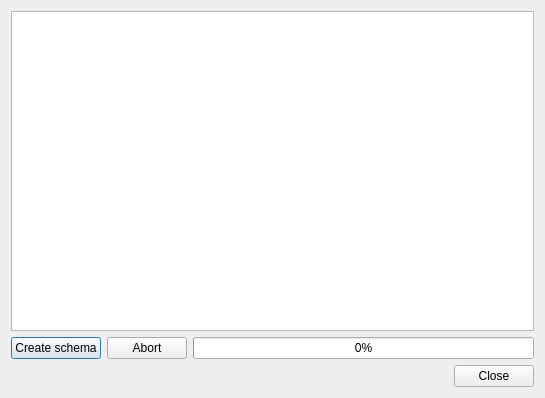
The window that src/mdtdatabase/mdtSqlDatabaseSchemaDialog.ui (scandyna/multidiagtools) describes before a commit, drawn with Qt 5.
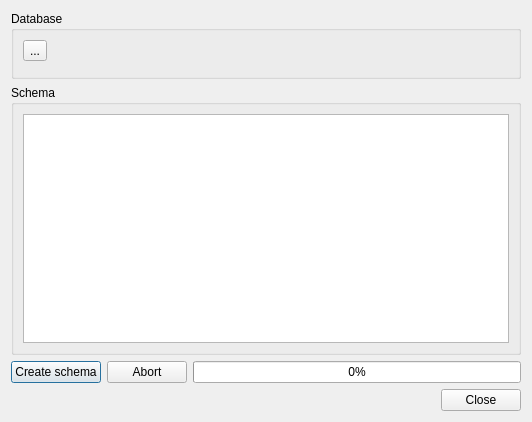
The same window after the commit. Icons and pictures are not drawn. Custom widgets are drawn as their Qt base class.

Commit message: Working on database schema tool

The edit to the form file:
```diff
--- a/src/mdtdatabase/mdtSqlDatabaseSchemaDialog.ui
+++ b/src/mdtdatabase/mdtSqlDatabaseSchemaDialog.ui
@@ -6,16 +6,52 @@
    <rect>
     <x>0</x>
     <y>0</y>
-    <width>545</width>
-    <height>398</height>
+    <width>532</width>
+    <height>422</height>
    </rect>
   </property>
   <property name="windowTitle">
    <string>Dialog</string>
   </property>
-  <layout class="QVBoxLayout" name="verticalLayout">
+  <layout class="QVBoxLayout" name="verticalLayout_3">
    <item>
-    <widget class="QTreeView" name="tvObjects"/>
+    <widget class="QGroupBox" name="dbDatabase">
+     <property name="title">
+      <string>Database</string>
+     </property>
+     <layout class="QVBoxLayout" name="verticalLayout">
+      <item>
+       <widget class="QToolButton" name="tbSelectDatabase">
+        <property name="statusTip">
+         <string>Select database</string>
+        </property>
+        <property name="text">
+         <string>...</string>
+        </property>
+        <property name="icon">
+         <iconset theme="document-open">
+          <normaloff/>
+         </iconset>
+        </property>
+       </widget>
+      </item>
+      <item>
+       <widget class="mdtSqlDatabaseBasicInfoWidget" name="wDatabaseInfo" native="true"/>
+      </item>
+     </layout>
+    </widget>
+   </item>
+   <item>
+    <widget class="QGroupBox" name="gbObjects">
+     <property name="title">
+      <string>Schema</string>
+     </property>
+     <layout class="QVBoxLayout" name="verticalLayout_2">
+      <item>
+       <widget class="QTreeView" name="tvObjects"/>
+      </item>
+     </layout>
+    </widget>
    </item>
    <item>
     <layout class="QHBoxLayout" name="horizontalLayout">
@@ -60,6 +96,14 @@
    </item>
   </layout>
  </widget>
+ <customwidgets>
+  <customwidget>
+   <class>mdtSqlDatabaseBasicInfoWidget</class>
+   <extends>QWidget</extends>
+   <header>mdtSqlDatabaseBasicInfoWidget.h</header>
+   <container>1</container>
+  </customwidget>
+ </customwidgets>
  <resources/>
  <connections>
   <connection>
```
Left out of the diff: 10 changed lines with no effect on the pictures. The commit also changes 18 other files.
